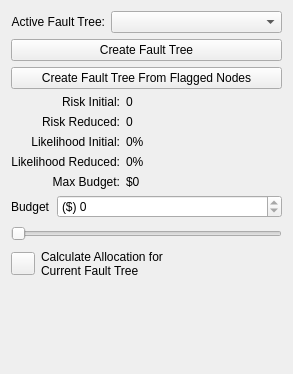
Before: the Qt Designer form plugins/calculate/dmzMBRAFTCalculateForm.ui in dmzgroup/mbra, drawn with Qt 5.
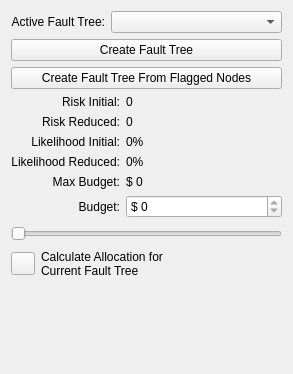
After: the same form once the commit is applied.

Commit message: Added NA Budget Widget

Patch:
```diff
--- a/plugins/calculate/dmzMBRAFTCalculateForm.ui
+++ b/plugins/calculate/dmzMBRAFTCalculateForm.ui
@@ -177,22 +177,21 @@
         </sizepolicy>
        </property>
        <property name="text">
-        <string>$0</string>
+        <string>$ 0</string>
        </property>
       </widget>
      </item>
-    </layout>
-   </item>
-   <item>
-    <layout class="QHBoxLayout">
-     <item>
+     <item row="5" column="0">
       <widget class="QLabel" name="label_2">
        <property name="text">
-        <string>Budget</string>
+        <string>Budget:</string>
+       </property>
+       <property name="alignment">
+        <set>Qt::AlignRight|Qt::AlignTrailing|Qt::AlignVCenter</set>
        </property>
       </widget>
      </item>
-     <item>
+     <item row="5" column="1">
       <widget class="QSpinBox" name="budgetSpinBox">
        <property name="sizePolicy">
         <sizepolicy hsizetype="Expanding" vsizetype="Fixed">
@@ -204,7 +203,7 @@
         <string/>
        </property>
        <property name="prefix">
-        <string>($) </string>
+        <string>$ </string>
        </property>
        <property name="maximum">
         <number>0</number>
```
Left out of the diff: 3 changed lines with no effect on the pictures. The commit also changes 7 other files.
